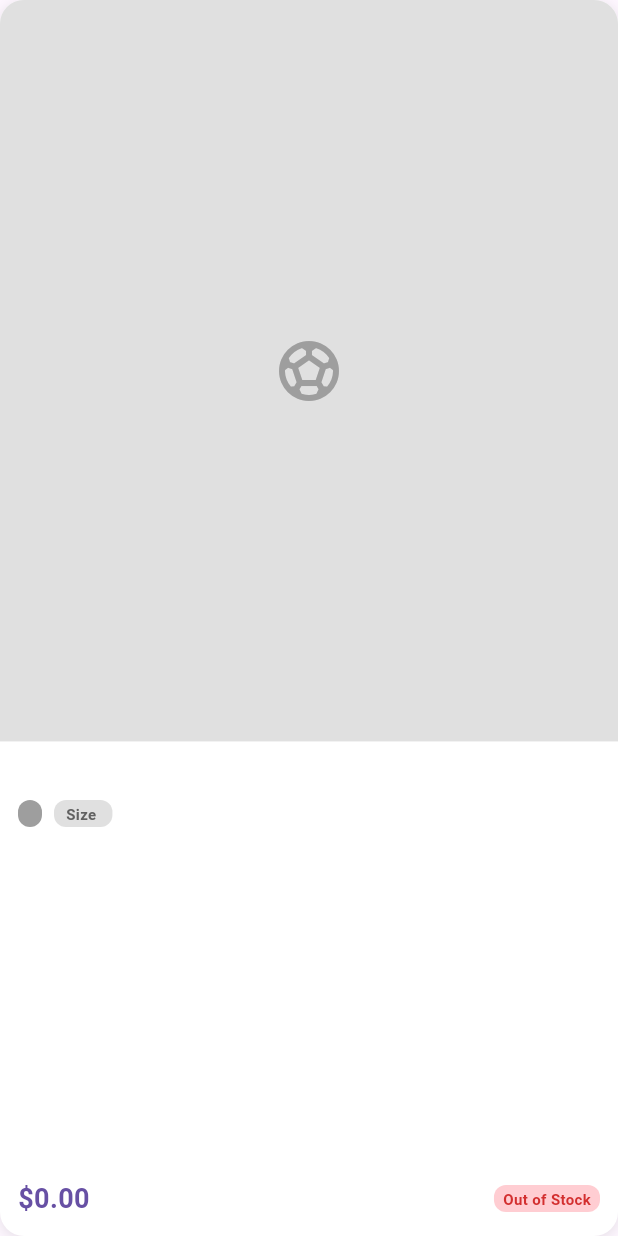
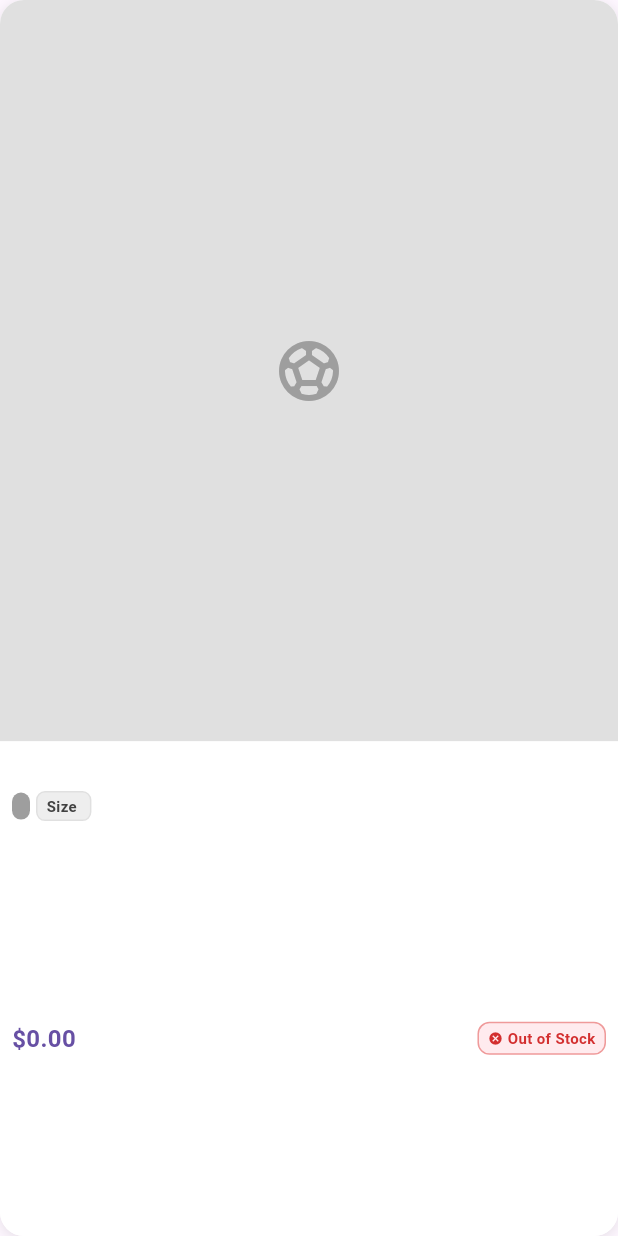
Before and after one commit to Mohitkhanal007/Grocery_store_app, a Flutter app: the ProductCard widget shown alone on an empty page, opened directly with empty values, on a phone screen of 412 x 824 dp. Run offline on Flutter 3.47's test engine with Material 3 defaults, Android fonts, the phone set to English and light mode, and no system bars; our stand-ins replace dartz, dio, equatable, flutter_bloc, get_it, hive and 3 more; missing offline and left inert: mocktail; accounts and stored records are empty; network calls fail.

Commit message:
update in product

```diff
--- a/lib/features/product/presentation/widgets/product_card.dart
+++ b/lib/features/product/presentation/widgets/product_card.dart
@@ -33,30 +33,36 @@ class ProductCard extends StatelessWidget {
                 borderRadius: const BorderRadius.vertical(
                   top: Radius.circular(16),
                 ),
-                child: Container(
-                  width: double.infinity,
-                  decoration: BoxDecoration(color: Colors.grey[200]),
                 child: _buildProductImage(),
-                ),
               ),
             ),
             // Product Info
             Expanded(
               flex: 2,
-              child: Padding(
-                padding: const EdgeInsets.all(12.0),
+              child: Container(
+                padding: const EdgeInsets.all(8.0),
+                decoration: BoxDecoration(
+                  color: Colors.white,
+                  borderRadius: const BorderRadius.vertical(
+                    bottom: Radius.circular(16),
+                  ),
+                ),
                 child: Column(
                   crossAxisAlignment: CrossAxisAlignment.start,
+                  mainAxisSize: MainAxisSize.min,
                   children: [
                     // Team Name
-                    Text(
+                    Flexible(
+                      child: Text(
                         product.team,
                         style: const TextStyle(
-                        fontSize: 16,
+                          fontSize: 14,
                           fontWeight: FontWeight.bold,
+                          color: Colors.black87,
                         ),
                         maxLines: 1,
                         overflow: TextOverflow.ellipsis,
+                      ),
                     ),
                     const SizedBox(height: 4),
                     // Type and Size
@@ -64,12 +70,12 @@ class ProductCard extends StatelessWidget {
                       children: [
                         Container(
                           padding: const EdgeInsets.symmetric(
-                            horizontal: 8,
+                            horizontal: 6,
                             vertical: 2,
                           ),
                           decoration: BoxDecoration(
                             color: _getTypeColor(product.type),
-                            borderRadius: BorderRadius.circular(8),
+                            borderRadius: BorderRadius.circular(6),
                           ),
                           child: Text(
                             product.type,
@@ -80,21 +86,22 @@ class ProductCard extends StatelessWidget {
                             ),
                           ),
                         ),
-                        const SizedBox(width: 8),
+                        const SizedBox(width: 4),
                         Container(
                           padding: const EdgeInsets.symmetric(
-                            horizontal: 8,
+                            horizontal: 6,
                             vertical: 2,
                           ),
                           decoration: BoxDecoration(
-                            color: Colors.grey[300],
-                            borderRadius: BorderRadius.circular(8),
+                            color: Colors.grey[200],
+                            borderRadius: BorderRadius.circular(6),
+                            border: Border.all(color: Colors.grey[300]!),
                           ),
                           child: Text(
                             'Size ${product.size}',
                             style: TextStyle(
                               fontSize: 10,
-                              color: Colors.grey[700],
+                              color: Colors.grey[800],
                               fontWeight: FontWeight.bold,
                             ),
                           ),
@@ -102,14 +109,14 @@ class ProductCard extends StatelessWidget {
                       ],
                     ),
                     const Spacer(),
-                    // Price
+                    // Price and Stock Status
                     Row(
                       mainAxisAlignment: MainAxisAlignment.spaceBetween,
                       children: [
                         Text(
                           '\$${product.price.toStringAsFixed(2)}',
                           style: TextStyle(
-                            fontSize: 18,
+                            fontSize: 16,
                             fontWeight: FontWeight.bold,
                             color: Theme.of(context).primaryColor,
                           ),
@@ -118,38 +125,62 @@ class ProductCard extends StatelessWidget {
                           Container(
                             padding: const EdgeInsets.symmetric(
                               horizontal: 6,
-                              vertical: 2,
+                              vertical: 3,
                             ),
                             decoration: BoxDecoration(
-                              color: Colors.green[100],
+                              color: Colors.green[50],
                               borderRadius: BorderRadius.circular(8),
+                              border: Border.all(color: Colors.green[200]!),
                             ),
-                            child: Text(
-                              'In Stock',
+                            child: Row(
+                              mainAxisSize: MainAxisSize.min,
+                              children: [
+                                Icon(
+                                  Icons.check_circle,
+                                  size: 10,
+                                  color: Colors.green[700],
+                                ),
+                                const SizedBox(width: 3),
+                                Text(
+                                  'In Stock (${product.quantity})',
                                   style: TextStyle(
                                     fontSize: 10,
                                     color: Colors.green[700],
                                     fontWeight: FontWeight.bold,
                                   ),
                                 ),
+                              ],
+                            ),
                           )
                         else
                           Container(
                             padding: const EdgeInsets.symmetric(
                               horizontal: 6,
-                              vertical: 2,
+                              vertical: 3,
                             ),
                             decoration: BoxDecoration(
-                              color: Colors.red[100],
+                              color: Colors.red[50],
                               borderRadius: BorderRadius.circular(8),
+                              border: Border.all(color: Colors.red[200]!),
                             ),
-                            child: Text(
+                            child: Row(
+                              mainAxisSize: MainAxisSize.min,
+                              children: [
+                                Icon(
+                                  Icons.cancel,
+                                  size: 10,
+                                  color: Colors.red[700],
+                                ),
+                                const SizedBox(width: 3),
+                                Text(
                                   'Out of Stock',
                                   style: TextStyle(
                                     fontSize: 10,
                                     color: Colors.red[700],
                                     fontWeight: FontWeight.bold,
                                   ),
+                                ),
+                              ],
                             ),
                           ),
                       ],
@@ -167,16 +198,32 @@ class ProductCard extends StatelessWidget {
   Widget _buildProductImage() {
     // Try to load from assets first, then fallback to network or placeholder
     if (product.productImage.startsWith('assets/')) {
-      return Image.asset(
+      return Container(
+        width: double.infinity,
+        height: double.infinity,
+        color: Colors.grey[200],
+        child: Image.asset(
           product.productImage,
-        fit: BoxFit.cover,
-        errorBuilder: (context, error, stackTrace) => _buildPlaceholderImage(),
+          fit: BoxFit.contain,
+          width: double.infinity,
+          height: double.infinity,
+          errorBuilder: (context, error, stackTrace) =>
+              _buildPlaceholderImage(),
+        ),
       );
     } else if (product.productImage.isNotEmpty) {
-      return Image.network(
+      return Container(
+        width: double.infinity,
+        height: double.infinity,
+        color: Colors.grey[200],
+        child: Image.network(
           product.productImage,
-        fit: BoxFit.cover,
-        errorBuilder: (context, error, stackTrace) => _buildPlaceholderImage(),
+          fit: BoxFit.contain,
+          width: double.infinity,
+          height: double.infinity,
+          errorBuilder: (context, error, stackTrace) =>
+              _buildPlaceholderImage(),
+        ),
       );
     } else {
       return _buildPlaceholderImage();
@@ -185,6 +232,8 @@ class ProductCard extends StatelessWidget {
 
   Widget _buildPlaceholderImage() {
     return Container(
+      width: double.infinity,
+      height: double.infinity,
       color: Colors.grey[300],
       child: const Center(
         child: Icon(Icons.sports_soccer, size: 48, color: Colors.grey),
```
Also changed, not shown: pubspec.yaml (+5 -4 lines), assets/images/Barcelona.png, assets/images/Liverpool.png, assets/images/Real Madrid.png, assets/images/banner.png (deleted), assets/images/login.png (deleted), 1 other file. Lines whose indentation alone changed are shown as unchanged.
